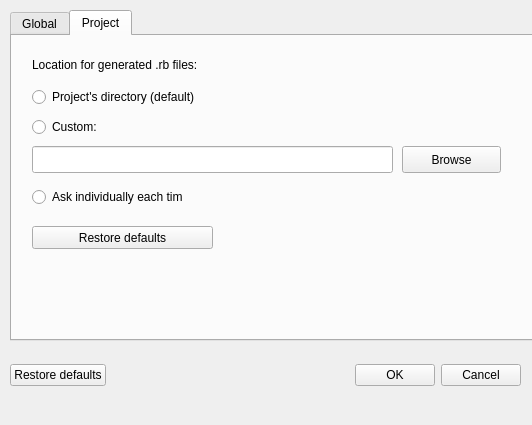
The window that LTEsimGeneratorGUI/Ui/Windows/settings.ui (moniss23/junit4) describes before a commit, drawn with Qt 5.
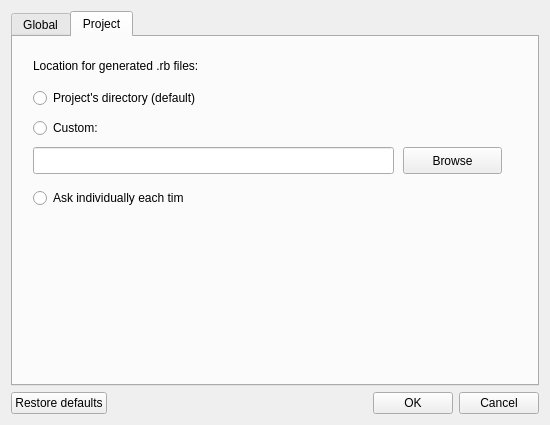
The same window after the commit. The open tabs and pages were chosen to show the change.

Commit message: Fixed bug. We can no longer create project in directory where we don't have write/read permissions. We also can't set such directory in global/project settings. Refactored SettingsForm also. Change-Id: Ie8bc2067b25718ea9f0de6a2361bd61cbfea4126

Diff of the .ui file:
```diff
--- a/LTEsimGeneratorGUI/Ui/Windows/settings.ui
+++ b/LTEsimGeneratorGUI/Ui/Windows/settings.ui
@@ -6,22 +6,28 @@
    <rect>
     <x>0</x>
     <y>0</y>
-    <width>532</width>
+    <width>550</width>
     <height>425</height>
    </rect>
   </property>
+  <property name="sizePolicy">
+   <sizepolicy hsizetype="Fixed" vsizetype="Preferred">
+    <horstretch>0</horstretch>
+    <verstretch>0</verstretch>
+   </sizepolicy>
+  </property>
+  <property name="maximumSize">
+   <size>
+    <width>550</width>
+    <height>16777215</height>
+   </size>
+  </property>
   <property name="windowTitle">
    <string>Settings</string>
   </property>
+  <layout class="QVBoxLayout" name="verticalLayout">
+   <item>
   <widget class="QTabWidget" name="settingsTabs">
-   <property name="geometry">
-    <rect>
-     <x>10</x>
-     <y>10</y>
-     <width>531</width>
-     <height>331</height>
-    </rect>
-   </property>
    <property name="currentIndex">
     <number>0</number>
    </property>
@@ -171,30 +177,10 @@
       <string>Ask individually each time</string>
      </property>
     </widget>
-    <widget class="QPushButton" name="projectDefaultButton">
-     <property name="geometry">
-      <rect>
-       <x>20</x>
-       <y>190</y>
-       <width>181</width>
-       <height>23</height>
-      </rect>
-     </property>
-     <property name="text">
-      <string>Restore defaults</string>
-     </property>
-    </widget>
-   </widget>
-  </widget>
-  <widget class="QWidget" name="horizontalLayoutWidget">
-   <property name="geometry">
-    <rect>
-     <x>10</x>
-     <y>350</y>
-     <width>511</width>
-     <height>51</height>
-    </rect>
-   </property>
+     </widget>
+    </widget>
+   </item>
+   <item>
    <layout class="QHBoxLayout" name="horizontalLayout">
     <item>
      <widget class="QPushButton" name="globalDefaultButton">
@@ -231,7 +217,8 @@
      </widget>
     </item>
    </layout>
-  </widget>
+   </item>
+  </layout>
  </widget>
  <resources/>
  <connections/>
```
Lines whose indentation alone changed are shown as unchanged. The commit also changes 12 other files.
